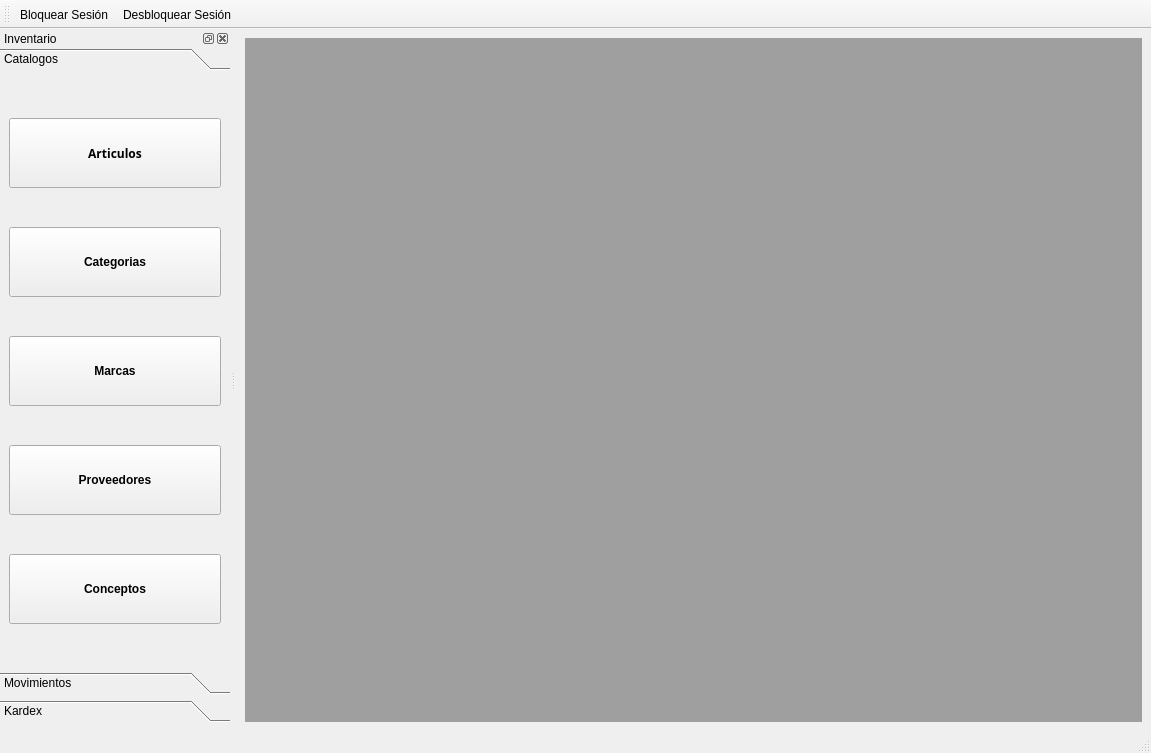
The window that src/ui/mainwindowinventario.ui (armonge/EsquipulasPy) describes before a commit, drawn with Qt 5.
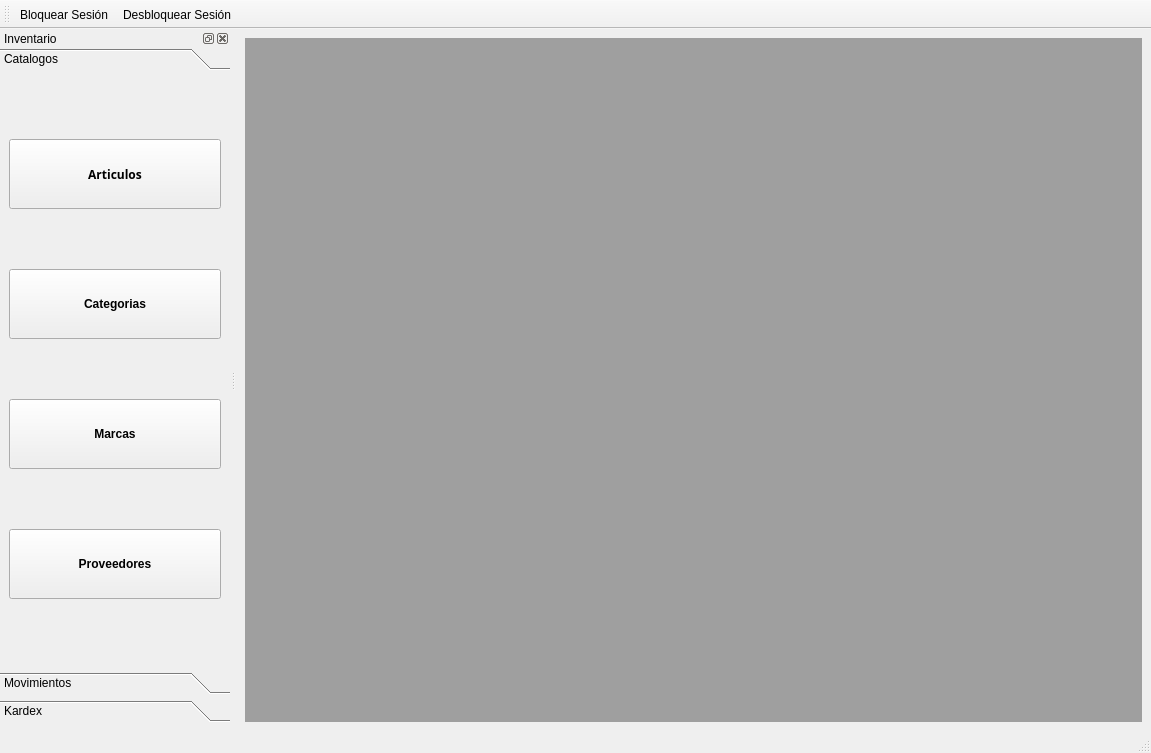
The same window after the commit. The open tabs and pages were chosen to show the change. Icons and pictures are not drawn.

```diff
--- a/src/ui/mainwindowinventario.ui
+++ b/src/ui/mainwindowinventario.ui
@@ -237,42 +237,6 @@
            </property>
           </widget>
          </item>
-         <item row="4" column="0">
-          <widget class="QPushButton" name="btnConceptos">
-           <property name="minimumSize">
-            <size>
-             <width>0</width>
-             <height>70</height>
-            </size>
-           </property>
-           <property name="font">
-            <font>
-             <pointsize>9</pointsize>
-             <weight>75</weight>
-             <bold>true</bold>
-            </font>
-           </property>
-           <property name="autoFillBackground">
-            <bool>false</bool>
-           </property>
-           <property name="text">
-            <string>Conceptos</string>
-           </property>
-           <property name="icon">
-            <iconset resource="res.qrc">
-             <normaloff>:/images/res/resource-group.png</normaloff>:/images/res/resource-group.png</iconset>
-           </property>
-           <property name="iconSize">
-            <size>
-             <width>64</width>
-             <height>64</height>
-            </size>
-           </property>
-           <property name="flat">
-            <bool>false</bool>
-           </property>
-          </widget>
-         </item>
         </layout>
        </widget>
        <widget class="QWidget" name="page_2">
```
Left out of the diff: 2 changed lines with no effect on the pictures.
